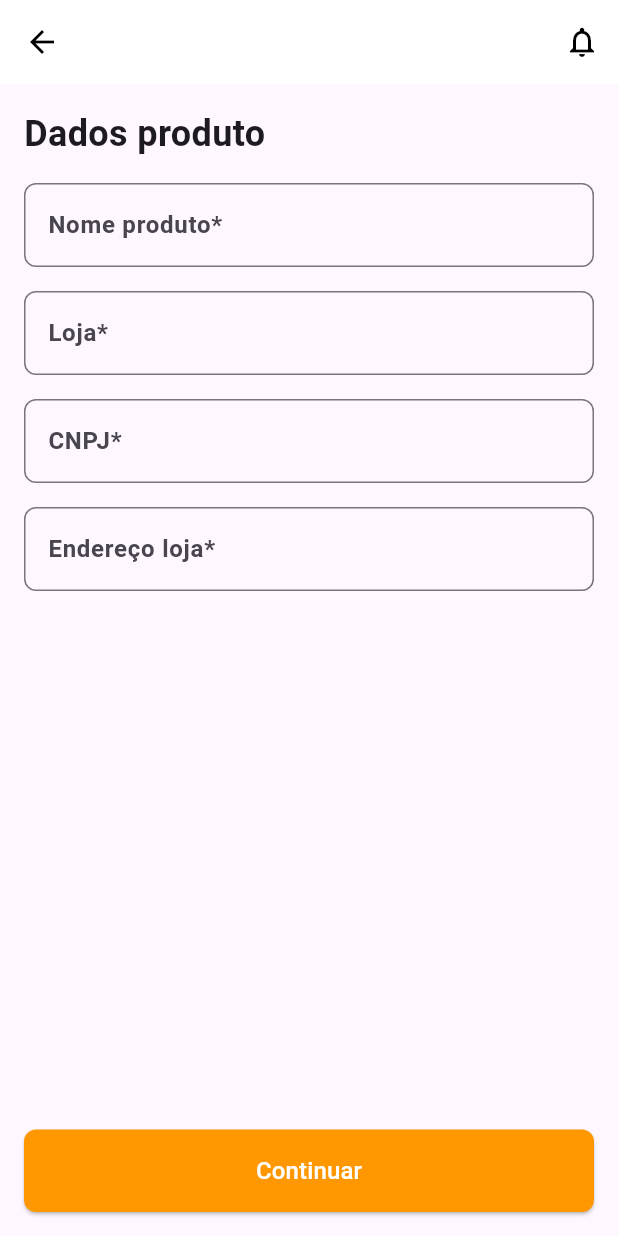
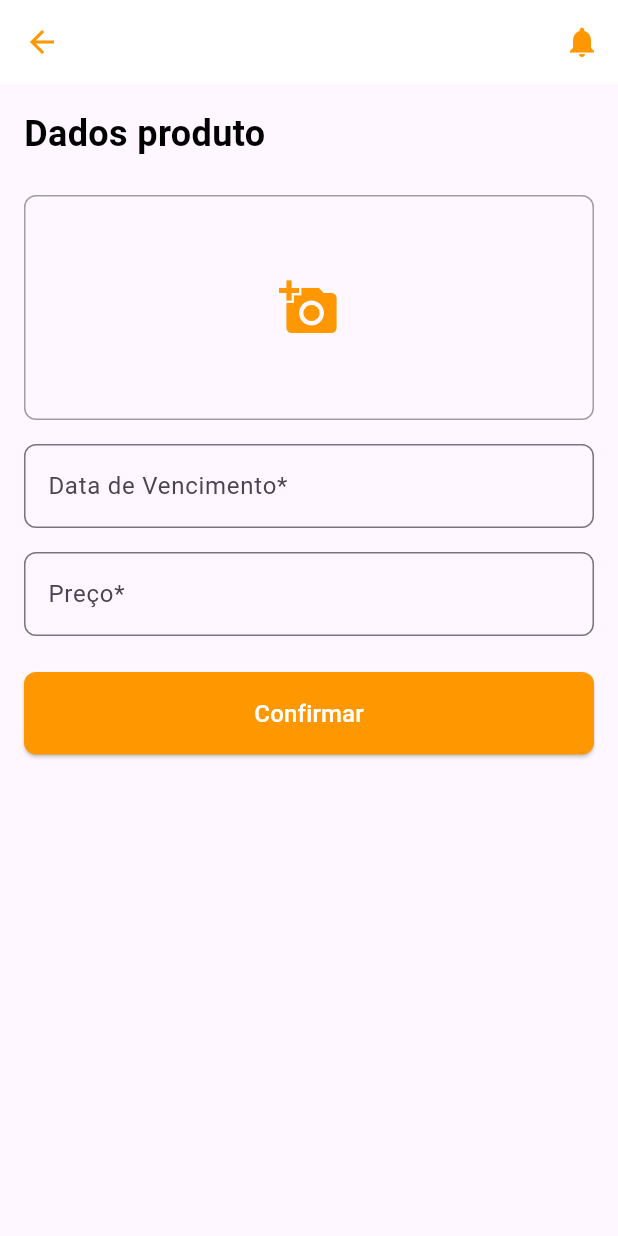
Before and after one commit to Daniel-Tavares-de-Lima/Vencife, a Flutter app: the screen it shows after launch, item 3 of the bottom bar chosen, after a tap on "Continuar", on a phone screen of 412 x 824 dp. Run offline on Flutter 3.47's test engine with Material 3 defaults, Android fonts, the phone set to English and light mode, and no system bars.

Commit message:
Atualização do Código

```diff
--- /dev/null
+++ b/Projeto Residência/lib/telaCadastroProdutoContinua.dart
@@ -0,0 +1,123 @@
+import 'package:flutter/material.dart';
+
+class TelaAdicionarProduto extends StatefulWidget {
+  @override
+  _TelaAdicionarProdutoState createState() => _TelaAdicionarProdutoState();
+}
+
+class _TelaAdicionarProdutoState extends State<TelaAdicionarProduto> {
+  final TextEditingController _precoController = TextEditingController();
+  final TextEditingController _dataVencimentoController =
+      TextEditingController();
+
+  @override
+  Widget build(BuildContext context) {
+    return Scaffold(
+      appBar: AppBar(
+        backgroundColor: Colors.white,
+        leading: IconButton(
+          icon: Icon(Icons.arrow_back, color: Colors.orange),
+          onPressed: () {
+            Navigator.pop(context);
+          },
+        ),
+        actions: [
+          IconButton(
+            icon: Icon(Icons.notifications, color: Colors.orange),
+            onPressed: () {},
+          ),
+        ],
+      ),
+      body: Padding(
+        padding: const EdgeInsets.all(16.0),
+        child: ListView(
+          children: [
+            // Texto título
+            Text(
+              'Dados produto',
+              style: TextStyle(
+                fontSize: 24,
+                fontWeight: FontWeight.bold,
+                color: Colors.black,
+              ),
+            ),
+            SizedBox(height: 24),
+
+            // Campo para anexar foto
+            GestureDetector(
+              onTap: () {
+                // Aqui você pode adicionar a lógica para anexar a foto
+              },
+              child: Container(
+                height: 150,
+                width: double.infinity,
+                decoration: BoxDecoration(
+                  borderRadius: BorderRadius.circular(8),
+                  border: Border.all(color: Colors.grey),
+                ),
+                child: Center(
+                  child: Icon(
+                    Icons.add_a_photo,
+                    size: 40,
+                    color: Colors.orange,
+                  ),
+                ),
+              ),
+            ),
+            SizedBox(height: 16),
+
+            // Campo de data de vencimento
+            TextFormField(
+              controller: _dataVencimentoController,
+              decoration: InputDecoration(
+                labelText: 'Data de Vencimento*',
+                hintText: 'dd/mm/aaaa',
+                border: OutlineInputBorder(
+                  borderRadius: BorderRadius.circular(8),
+                  borderSide: BorderSide(color: Colors.grey),
+                ),
+              ),
+            ),
+            SizedBox(height: 16),
+
+            // Campo de preço
+            TextFormField(
+              controller: _precoController,
+              keyboardType: TextInputType.numberWithOptions(decimal: true),
+              decoration: InputDecoration(
+                labelText: 'Preço*',
+                prefixText: 'R\$ ',
+                border: OutlineInputBorder(
+                  borderRadius: BorderRadius.circular(8),
+                  borderSide: BorderSide(color: Colors.grey),
+                ),
+              ),
+            ),
+            SizedBox(height: 24),
+
+            // Botão de confirmação
+            ElevatedButton(
+              onPressed: () {
+                // Aqui você pode adicionar a lógica para salvar os dados
+              },
+              style: ElevatedButton.styleFrom(
+                backgroundColor: Colors.orange, // Cor do botão
+                shape: RoundedRectangleBorder(
+                  borderRadius: BorderRadius.circular(8),
+                ),
+                padding: EdgeInsets.symmetric(vertical: 16),
+              ),
+              child: Text(
+                'Confirmar',
+                style: TextStyle(
+                  fontSize: 16,
+                  color: Colors.white,
+                ),
+              ),
+            ),
+          ],
+        ),
+      ),
+    );
+  }
+}
--- a/Projeto Residência/lib/telaProdutoCadastro.dart
+++ b/Projeto Residência/lib/telaProdutoCadastro.dart
@@ -1,5 +1,6 @@
 import 'package:flutter/material.dart';
 import 'package:helloworld/main.dart';
+import 'package:helloworld/telaCadastroProdutoContinua.dart';
 
 class TelaProdutoCadastro extends StatelessWidget {
   @override
@@ -109,7 +110,14 @@ class TelaProdCadastro extends StatelessWidget {
                     borderRadius: BorderRadius.circular(8),
                   ),
                 ),
-                onPressed: () {},
+                onPressed: () {
+                  Navigator.push(
+                    context,
+                    MaterialPageRoute(
+                      builder: (context) => TelaAdicionarProduto(),
+                    ),
+                  );
+                },
                 child: Text(
                   "Continuar",
                   style: TextStyle(
```
Also changed, not shown: Projeto Residência/pubspec.lock (added), 1 other file.
